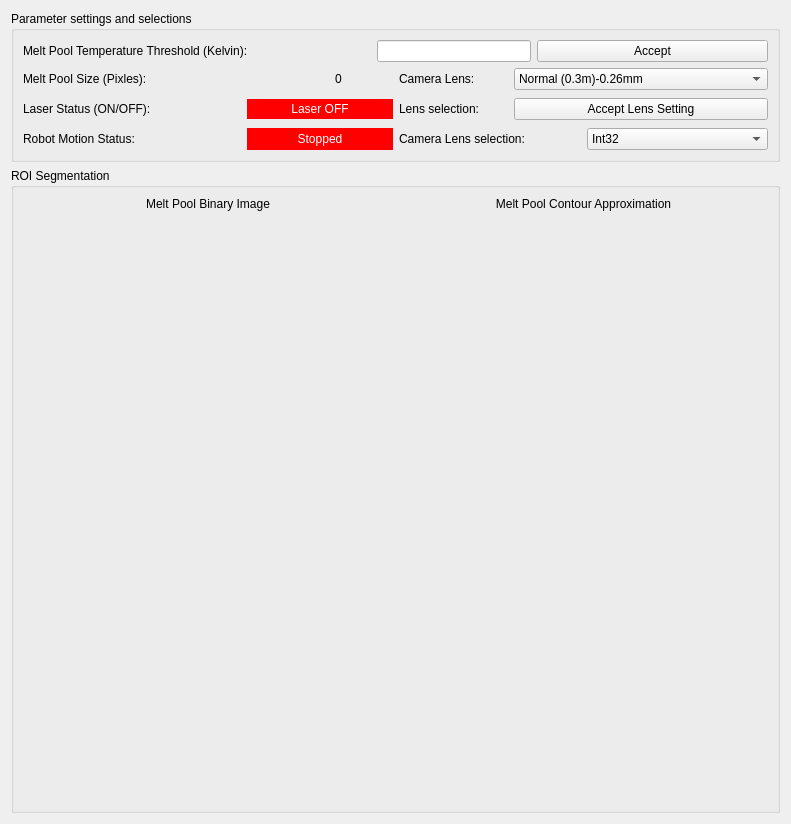
Old version of the form src/Infratec_thermal_camera/Infratec_ros_driver/resources/image_visualizer.ui in the repository Davidlequnchen/MultiSensorFusion-ROS-AM-Monitoring.
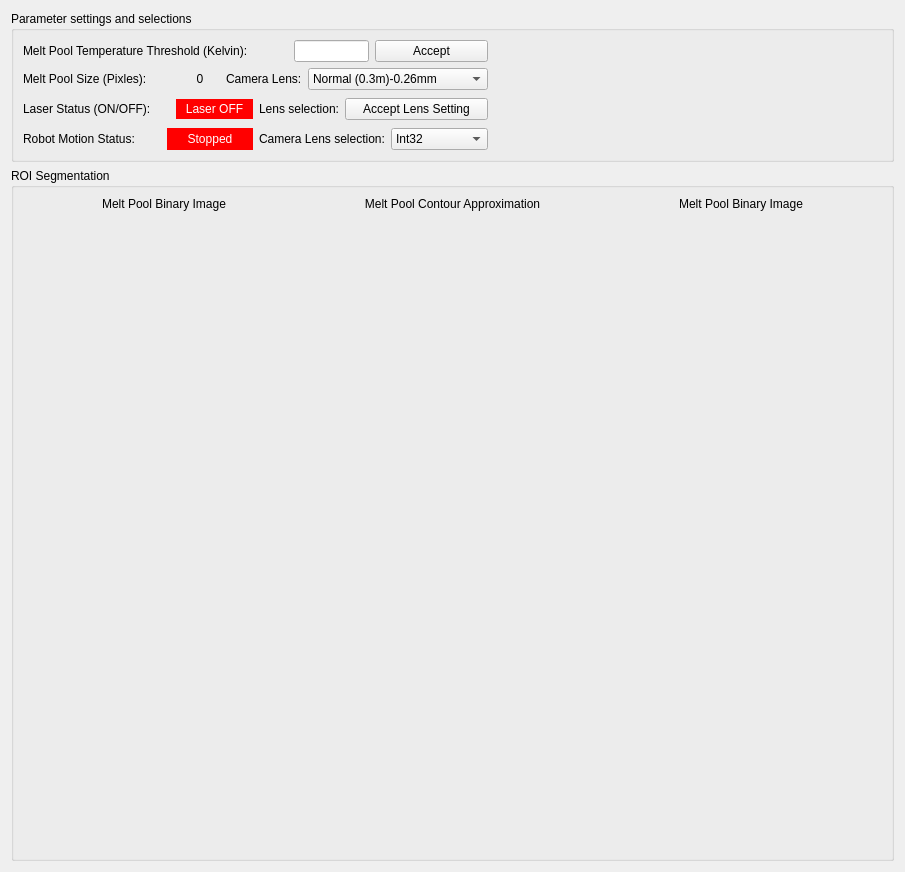
New version of the form.

Commit message: Software update - Succesfully conducted first experiment - Simultanously record robot data and melt pool

Patch:
```diff
--- a/src/Infratec_thermal_camera/Infratec_ros_driver/resources/image_visualizer.ui
+++ b/src/Infratec_thermal_camera/Infratec_ros_driver/resources/image_visualizer.ui
@@ -6,8 +6,8 @@
    <rect>
     <x>0</x>
     <y>0</y>
-    <width>791</width>
-    <height>824</height>
+    <width>905</width>
+    <height>872</height>
    </rect>
   </property>
   <property name="windowTitle">
@@ -19,6 +19,10 @@
      <property name="title">
       <string>Parameter settings and selections</string>
      </property>
+     <layout class="QHBoxLayout" name="horizontalLayout_14">
+      <item>
+       <layout class="QHBoxLayout" name="horizontalLayout_13">
+        <item>
      <layout class="QVBoxLayout" name="verticalLayout_2">
       <item>
        <layout class="QHBoxLayout" name="horizontalLayout_2" stretch="4,0,2,3">
@@ -293,6 +297,23 @@
        </layout>
       </item>
      </layout>
+        </item>
+        <item>
+         <spacer name="horizontalSpacer_5">
+          <property name="orientation">
+           <enum>Qt::Horizontal</enum>
+          </property>
+          <property name="sizeHint" stdset="0">
+           <size>
+            <width>40</width>
+            <height>20</height>
+           </size>
+          </property>
+         </spacer>
+        </item>
+       </layout>
+      </item>
+     </layout>
     </widget>
    </item>
    <item>
@@ -300,6 +321,8 @@
      <property name="title">
       <string>ROI Segmentation</string>
      </property>
+     <layout class="QHBoxLayout" name="horizontalLayout_15">
+      <item>
      <layout class="QVBoxLayout" name="verticalLayout_3" stretch="0,4,6">
       <item>
        <layout class="QHBoxLayout" name="horizontalLayout_6">
@@ -323,6 +346,16 @@
           </property>
          </widget>
         </item>
+          <item>
+           <widget class="QLabel" name="label_14">
+            <property name="text">
+             <string>Melt Pool Binary Image</string>
+            </property>
+            <property name="alignment">
+             <set>Qt::AlignCenter</set>
+            </property>
+           </widget>
+          </item>
        </layout>
       </item>
       <item>
@@ -333,10 +366,15 @@
         <item>
          <widget class="QWidget" name="ContourImageWidget" native="true"/>
         </item>
+          <item>
+           <widget class="QWidget" name="ImageWidget2" native="true"/>
+          </item>
        </layout>
       </item>
       <item>
        <widget class="QWidget" name="MPSPlotWidget" native="true"/>
+        </item>
+       </layout>
       </item>
      </layout>
     </widget>
```
Lines whose indentation alone changed are shown as unchanged. The commit also changes 27 other files.
